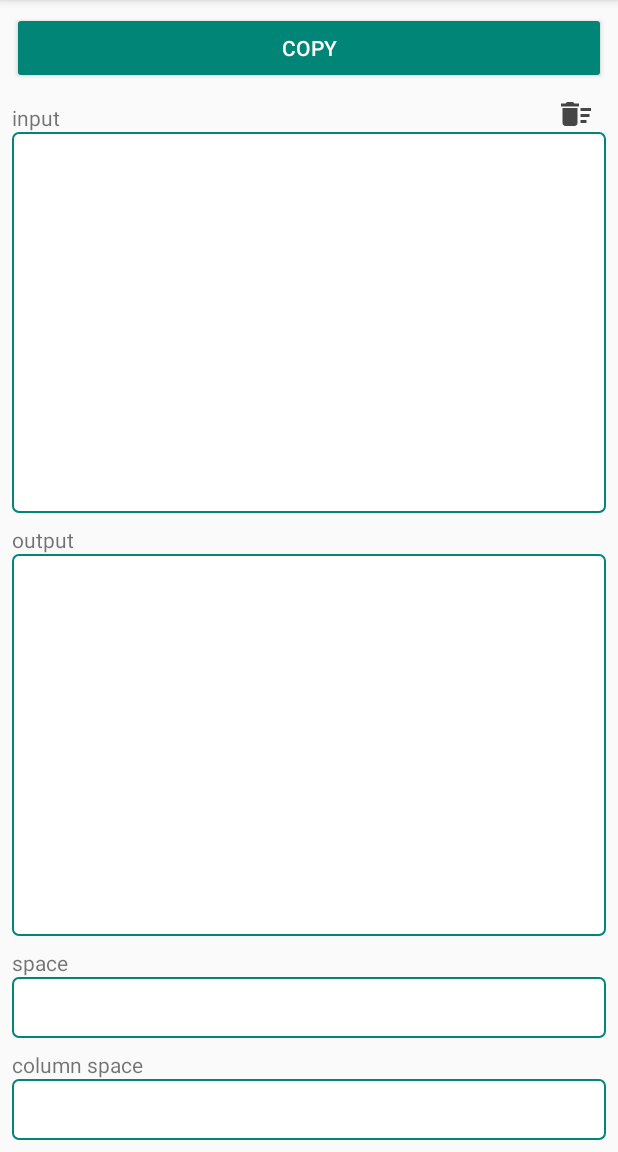
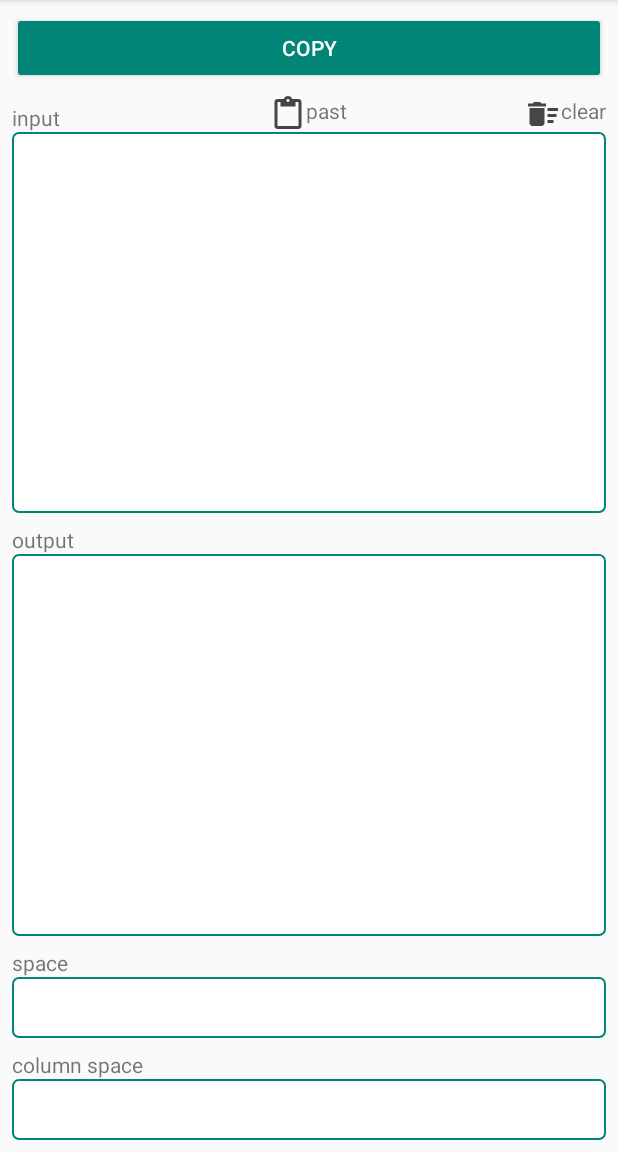
Before and after one commit to ZhanXuzhao/HengShu, an Android app: the screen it shows after launch (MainActivity), after a tap on "COPY", on a phone screen of 412 x 824 dp, the part 84-1236 px from its top. Run offline under Robolectric (Android 15) with nearby library versions, the phone set to English and light mode, and no system bars.

Commit message:
优化体验；

```diff
--- a/app/src/main/java/com/zxz/hengshu/HengShuUtil.kt
+++ b/app/src/main/java/com/zxz/hengshu/HengShuUtil.kt
@@ -26,15 +26,21 @@ fun heng2shu(input: String, space: String = "    ", columnSpace: String = ""): S
     for (c in 0 until col) {
         for (r in 0 until row) {
             if (inputSplit[r].length > c) {
-                resultList[c] = resultList[c] + inputSplit[r].get(c) + columnSpace
+                resultList[c] = resultList[c] + inputSplit[r][c]
+                if (r < row - 1) {
+                    resultList[c] = resultList[c] + columnSpace
+                }
             } else {
                 resultList[c] = resultList[c] + space
             }
         }
     }
     val resultString = StringBuilder()
-    for (s in resultList) {
-        resultString.append(s).append("\n")
+    for (i in 0 until resultList.size) {
+        resultString.append(resultList[i])
+        if (i < resultList.size - 1) {
+            resultString.append("\n")
+        }
     }
     return resultString.toString()
 }
--- a/app/src/main/java/com/zxz/hengshu/MainActivity.kt
+++ b/app/src/main/java/com/zxz/hengshu/MainActivity.kt
@@ -39,6 +39,7 @@ class MainActivity : AppCompatActivity() {
         et_space.addTextChangedListener(textWatcher)
         et_column_space.addTextChangedListener(textWatcher)
         iv_clear.setOnClickListener { et_input.setText("") }
+        iv_past.setOnClickListener { et_input.setText(getClipboardManager().primaryClip?.getItemAt(0)?.text) }
 
         btn_copy.setOnClickListener {
             clipOutput()
@@ -47,9 +48,11 @@ class MainActivity : AppCompatActivity() {
     }
 
     private fun clipOutput() {
-        val clipboard = getSystemService(Context.CLIPBOARD_SERVICE) as ClipboardManager
+        val clipboard = getClipboardManager()
         val clip = ClipData.newPlainText("", et_output.text)
         clipboard.primaryClip = clip
     }
 
+    private fun getClipboardManager() = getSystemService(Context.CLIPBOARD_SERVICE) as ClipboardManager
+
 }
--- /dev/null
+++ b/app/src/main/res/drawable/ic_content_paste_black_24dp.xml
@@ -0,0 +1,5 @@
+<vector android:alpha="0.72" android:height="24dp"
+    android:viewportHeight="24.0" android:viewportWidth="24.0"
+    android:width="24dp" xmlns:android="http://schemas.android.com/apk/res/android">
+    <path android:fillColor="#FF000000" android:pathData="M19,2h-4.18C14.4,0.84 13.3,0 12,0c-1.3,0 -2.4,0.84 -2.82,2L5,2c-1.1,0 -2,0.9 -2,2v16c0,1.1 0.9,2 2,2h14c1.1,0 2,-0.9 2,-2L21,4c0,-1.1 -0.9,-2 -2,-2zM12,2c0.55,0 1,0.45 1,1s-0.45,1 -1,1 -1,-0.45 -1,-1 0.45,-1 1,-1zM19,20L5,20L5,4h2v3h10L17,4h2v16z"/>
+</vector>
--- a/app/src/main/res/layout/activity_main.xml
+++ b/app/src/main/res/layout/activity_main.xml
@@ -7,7 +7,7 @@
         android:padding="8dp"
         android:layout_width="match_parent"
         android:layout_height="match_parent"
-        tools:ignore="Autofill,LabelFor,TextFields"
+        tools:ignore="Autofill,LabelFor,TextFields,HardcodedText"
         tools:context=".MainActivity">
 
     <Button android:layout_width="match_parent"
@@ -28,13 +28,18 @@
                   android:layout_gravity="bottom"
                   android:text="@string/input"/>
 
-        <ImageView
+        <TextView android:layout_width="wrap_content" android:layout_height="wrap_content"
+                  android:drawableStart="@drawable/ic_content_paste_black_24dp"
+                  android:id="@+id/iv_past"
+                  android:text="past"
+                  android:layout_gravity="center"/>
+
+        <TextView
                 android:id="@+id/iv_clear"
                 android:layout_width="wrap_content" android:layout_height="wrap_content"
                 android:layout_gravity="end"
-                android:paddingStart="8dp"
-                android:paddingEnd="8dp"
-                android:src="@drawable/ic_delete_sweep_black_24dp" tools:ignore="ContentDescription"/>
+                android:text="clear"
+                android:drawableStart="@drawable/ic_delete_sweep_black_24dp" tools:ignore="ContentDescription"/>
     </FrameLayout>
 
     <EditText
@@ -45,7 +50,7 @@
             android:padding="8dp"
             tools:text="Hello World!"
             android:gravity="top"
-            android:layout_weight="1" />
+            android:layout_weight="1"/>
 
     <TextView android:layout_width="wrap_content" android:layout_height="wrap_content"
               android:layout_marginTop="8dp"
@@ -70,7 +75,7 @@
               android:id="@+id/et_space"
               android:background="@drawable/rect"
               android:padding="8dp"
-              android:text="@string/hanzi_space"
+              android:text="    "
               android:layout_height="wrap_content"/>
 
     <TextView android:layout_width="match_parent"
@@ -82,6 +87,6 @@
               android:id="@+id/et_column_space"
               android:background="@drawable/rect"
               android:padding="8dp"
-              android:text="@string/column_space"
+              android:text="    "
               android:layout_height="wrap_content"/>
 </LinearLayout>
--- a/app/src/main/res/values/strings.xml
+++ b/app/src/main/res/values/strings.xml
@@ -5,7 +5,5 @@
     <string name="space">space</string>
     <string name="input">input</string>
     <string name="output">output</string>
-    <string name="hanzi_space"/>
-    <string name="column_space"/>
     <string name="column_space_hint">column space</string>
 </resources>
```
